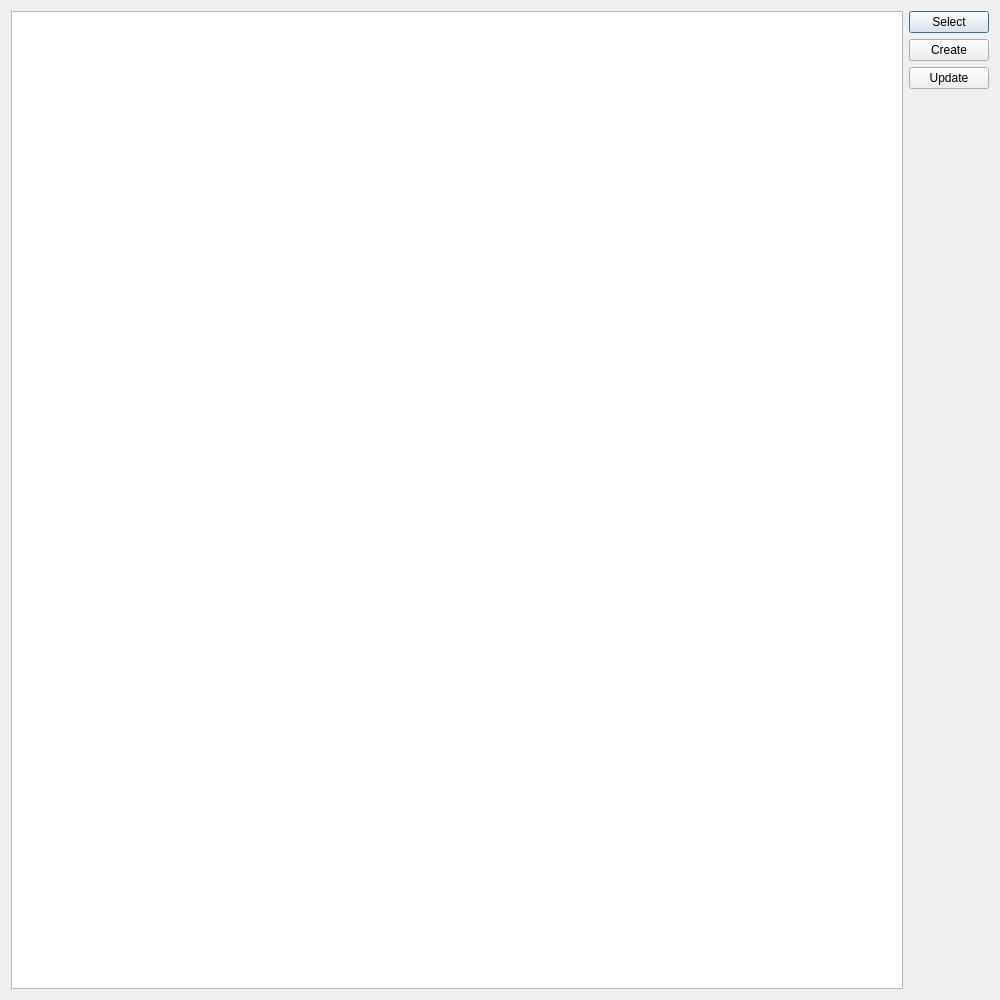
This is CGameOverDialog.ui in Jecklin/uno_game as Qt 5 draws it before an edit. The edited form follows.
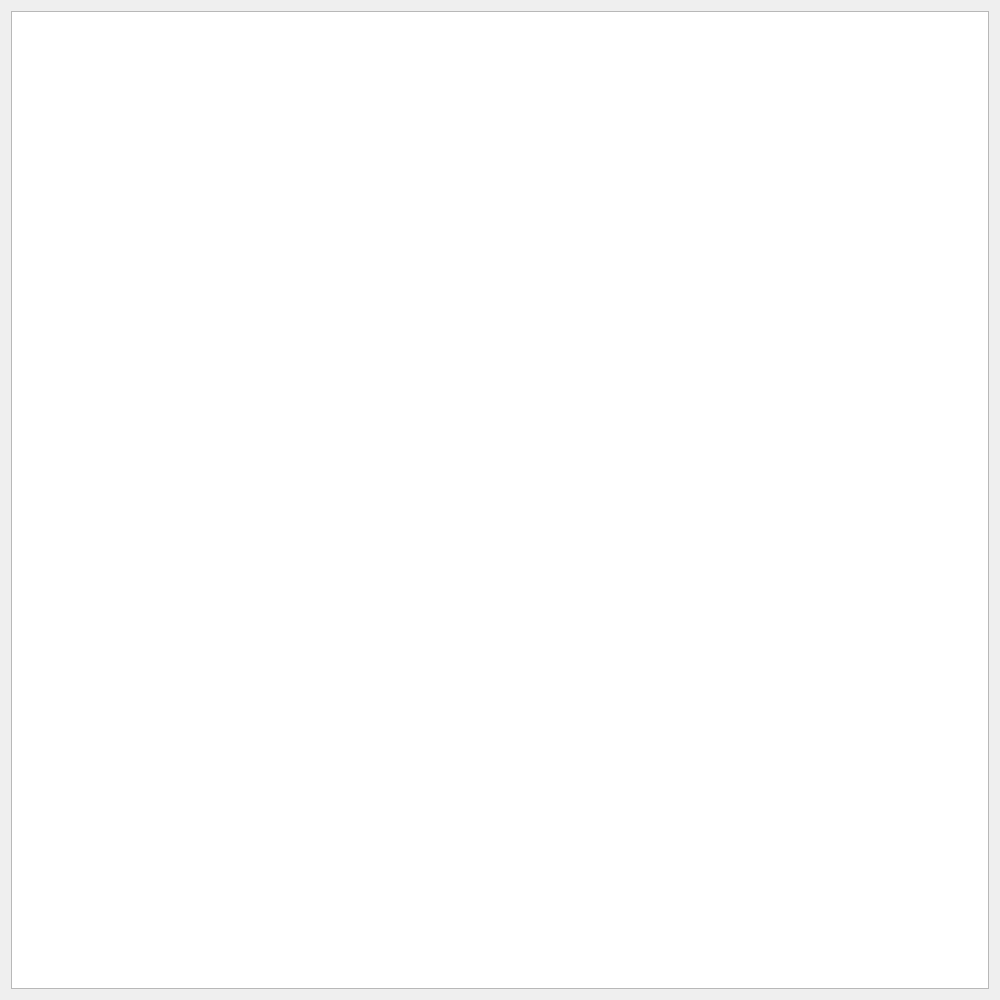
This is the edited form.

Commit message: 删除测试按钮

Patch:
```diff
--- a/CGameOverDialog.ui
+++ b/CGameOverDialog.ui
@@ -29,44 +29,6 @@
    <item row="0" column="0" rowspan="2">
     <widget class="QTableView" name="tableView"/>
    </item>
-   <item row="0" column="1">
-    <layout class="QVBoxLayout" name="verticalLayout">
-     <item>
-      <widget class="QPushButton" name="pushButtonSelect">
-       <property name="text">
-        <string>Select</string>
-       </property>
-      </widget>
-     </item>
-     <item>
-      <widget class="QPushButton" name="pushButtonCreate">
-       <property name="text">
-        <string>Create</string>
-       </property>
-      </widget>
-     </item>
-     <item>
-      <widget class="QPushButton" name="pushButtonUpdate">
-       <property name="text">
-        <string>Update</string>
-       </property>
-      </widget>
-     </item>
-    </layout>
-   </item>
-   <item row="1" column="1">
-    <spacer name="verticalSpacer">
-     <property name="orientation">
-      <enum>Qt::Vertical</enum>
-     </property>
-     <property name="sizeHint" stdset="0">
-      <size>
-       <width>20</width>
-       <height>915</height>
-      </size>
-     </property>
-    </spacer>
-   </item>
   </layout>
  </widget>
  <resources/>
```
The commit also changes 1 other file.
